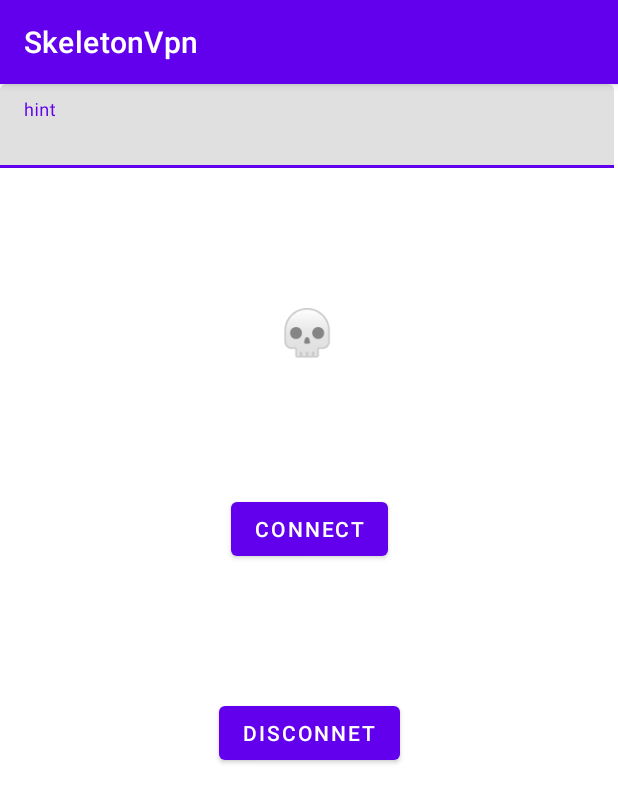
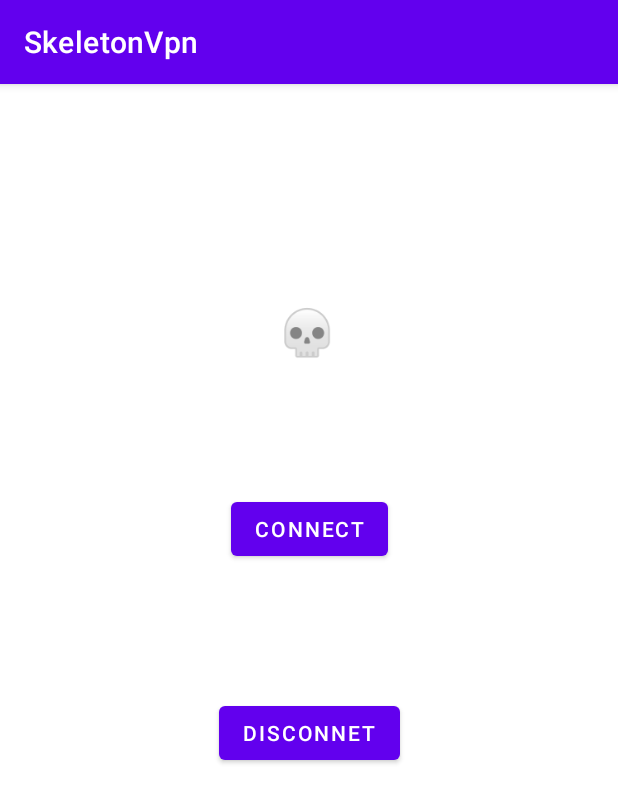
Before and after one commit to a-cyborg/skeletonVPN, an Android app: the screen it shows after launch (MainActivity), on a phone screen of 412 x 824 dp. Shown: the top 803 px of the screen. Run offline under Robolectric (Android 15) with nearby library versions, the phone set to English and light mode, and no system bars.

Commit message:
UI: Remove TextInputLayout from MainActivity

```diff
--- a/app/src/main/res/layout/activity_main.xml
+++ b/app/src/main/res/layout/activity_main.xml
@@ -41,17 +41,4 @@
         app:layout_constraintTop_toBottomOf="@+id/connect_btn"
         app:layout_constraintEnd_toEndOf="parent"
         app:layout_constraintStart_toStartOf="parent" />
-
-    <com.google.android.material.textfield.TextInputLayout
-        android:id="@+id/text_input_server"
-        android:layout_width="409dp"
-        android:layout_height="wrap_content"
-        tools:layout_editor_absoluteX="1dp"
-        tools:layout_editor_absoluteY="200dp">
-
-        <com.google.android.material.textfield.TextInputEditText
-            android:layout_width="match_parent"
-            android:layout_height="wrap_content"
-            android:hint="hint" />
-    </com.google.android.material.textfield.TextInputLayout>
 </androidx.constraintlayout.widget.ConstraintLayout>
```
